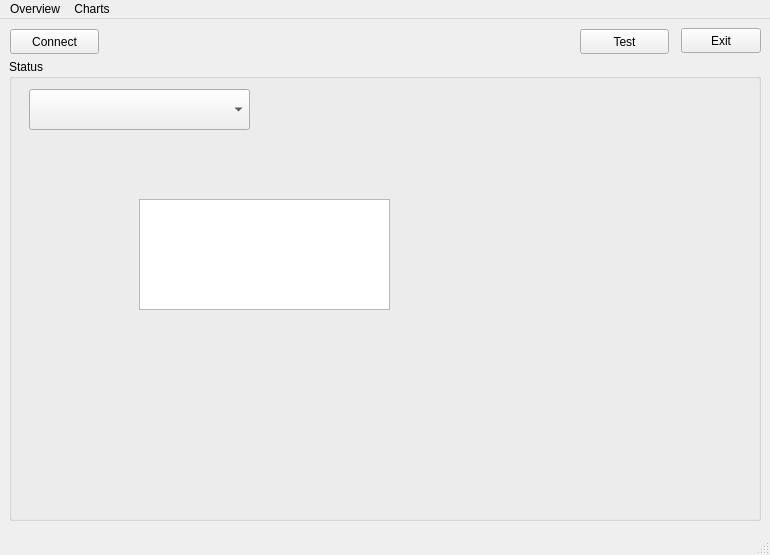
Before: the Qt Designer form mainwindow.ui in trabelsim/QTPlantStatus, drawn with Qt 5.
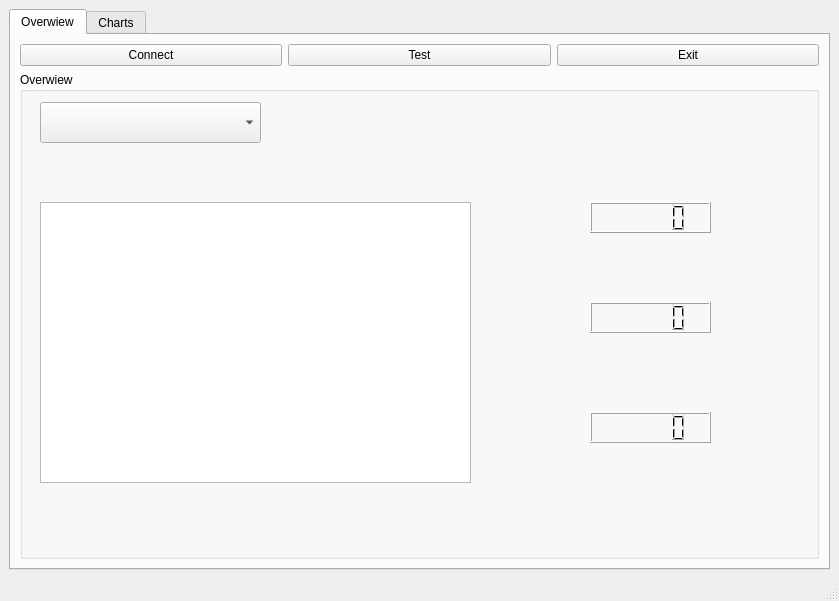
After: the same form once the commit is applied. Icons and pictures are not drawn.

Commit message: Ability to create a dialog window, connect to the device. IN progress - read data from Arduino

The edit to the form file:
```diff
--- a/mainwindow.ui
+++ b/mainwindow.ui
@@ -6,38 +6,56 @@
    <rect>
     <x>0</x>
     <y>0</y>
-    <width>770</width>
-    <height>555</height>
+    <width>839</width>
+    <height>601</height>
    </rect>
   </property>
   <property name="windowTitle">
    <string>MainWindow</string>
   </property>
   <widget class="QWidget" name="centralwidget">
+   <layout class="QGridLayout" name="gridLayout_2">
+    <item row="0" column="0">
+     <widget class="QTabWidget" name="tabWidget">
+      <property name="currentIndex">
+       <number>0</number>
+      </property>
+      <property name="tabsClosable">
+       <bool>false</bool>
+      </property>
+      <property name="movable">
+       <bool>false</bool>
+      </property>
+      <widget class="QWidget" name="tab">
+       <attribute name="title">
+        <string>Overwiew</string>
+       </attribute>
+       <layout class="QGridLayout" name="gridLayout">
+        <item row="0" column="0">
+         <widget class="QPushButton" name="connectButton">
+          <property name="text">
+           <string>Connect</string>
+          </property>
+         </widget>
+        </item>
+        <item row="0" column="1">
+         <widget class="QPushButton" name="test_button">
+          <property name="text">
+           <string>Test</string>
+          </property>
+         </widget>
+        </item>
+        <item row="0" column="2">
    <widget class="QPushButton" name="exit_button">
-    <property name="geometry">
-     <rect>
-      <x>681</x>
-      <y>9</y>
-      <width>80</width>
-      <height>25</height>
-     </rect>
-    </property>
     <property name="text">
      <string>Exit</string>
     </property>
    </widget>
+        </item>
+        <item row="1" column="0" colspan="3">
    <widget class="QGroupBox" name="groupBox">
-    <property name="geometry">
-     <rect>
-      <x>9</x>
-      <y>40</y>
-      <width>752</width>
-      <height>462</height>
-     </rect>
-    </property>
     <property name="title">
-     <string>Status</string>
+           <string>Overwiew</string>
     </property>
     <widget class="QComboBox" name="comboBox">
      <property name="geometry">
@@ -55,8 +73,8 @@
      </property>
      <property name="geometry">
       <rect>
-       <x>450</x>
-       <y>150</y>
+             <x>480</x>
+             <y>120</y>
        <width>50</width>
        <height>50</height>
       </rect>
@@ -74,8 +92,8 @@
     <widget class="QLabel" name="label_2">
      <property name="geometry">
       <rect>
-       <x>450</x>
-       <y>260</y>
+             <x>480</x>
+             <y>230</y>
        <width>50</width>
        <height>50</height>
       </rect>
@@ -93,8 +111,8 @@
     <widget class="QLabel" name="label">
      <property name="geometry">
       <rect>
-       <x>450</x>
-       <y>370</y>
+             <x>480</x>
+             <y>340</y>
        <width>50</width>
        <height>50</height>
       </rect>
@@ -112,63 +130,55 @@
     <widget class="QTextEdit" name="main_text">
      <property name="geometry">
       <rect>
-       <x>130</x>
-       <y>140</y>
-       <width>251</width>
-       <height>111</height>
+             <x>20</x>
+             <y>130</y>
+             <width>431</width>
+             <height>281</height>
       </rect>
      </property>
     </widget>
-   </widget>
-   <widget class="QPushButton" name="test_button">
+          <widget class="QLCDNumber" name="lcdNumber">
     <property name="geometry">
      <rect>
-      <x>580</x>
-      <y>10</y>
-      <width>89</width>
-      <height>25</height>
-     </rect>
-    </property>
-    <property name="text">
-     <string>Test</string>
-    </property>
-   </widget>
-   <widget class="QPushButton" name="connectButton">
+             <x>570</x>
+             <y>130</y>
+             <width>121</width>
+             <height>31</height>
+            </rect>
+           </property>
+          </widget>
+          <widget class="QLCDNumber" name="lcdNumber_2">
     <property name="geometry">
      <rect>
-      <x>10</x>
-      <y>10</y>
-      <width>89</width>
-      <height>25</height>
-     </rect>
-    </property>
-    <property name="text">
-     <string>Connect</string>
-    </property>
-   </widget>
-  </widget>
-  <widget class="QMenuBar" name="menubar">
+             <x>570</x>
+             <y>230</y>
+             <width>121</width>
+             <height>31</height>
+            </rect>
+           </property>
+          </widget>
+          <widget class="QLCDNumber" name="lcdNumber_3">
    <property name="geometry">
     <rect>
-     <x>0</x>
-     <y>0</y>
-     <width>770</width>
-     <height>22</height>
-    </rect>
-   </property>
-   <widget class="QMenu" name="menuOverview">
-    <property name="title">
-     <string>Overview</string>
-    </property>
-    <addaction name="actionConnect"/>
-   </widget>
-   <widget class="QMenu" name="menuCharts">
-    <property name="title">
+             <x>570</x>
+             <y>340</y>
+             <width>121</width>
+             <height>31</height>
+            </rect>
+           </property>
+          </widget>
+         </widget>
+        </item>
+       </layout>
+      </widget>
+      <widget class="QWidget" name="tab_2">
+       <attribute name="title">
      <string>Charts</string>
-    </property>
-   </widget>
-   <addaction name="menuOverview"/>
-   <addaction name="menuCharts"/>
+       </attribute>
+      </widget>
+     </widget>
+    </item>
+   </layout>
   </widget>
   <widget class="QStatusBar" name="statusbar"/>
   <action name="actionConnect">
```
Left out of the diff: 4 changed lines with no effect on the pictures. Lines whose indentation alone changed are shown as unchanged. The commit also changes 12 other files.
